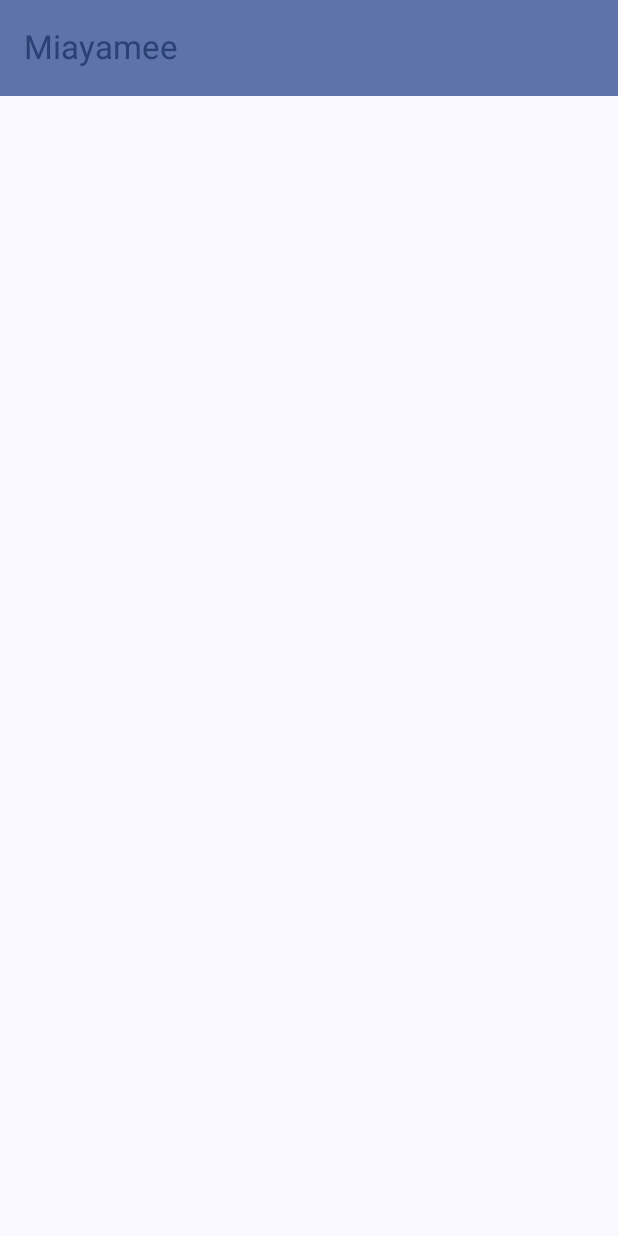
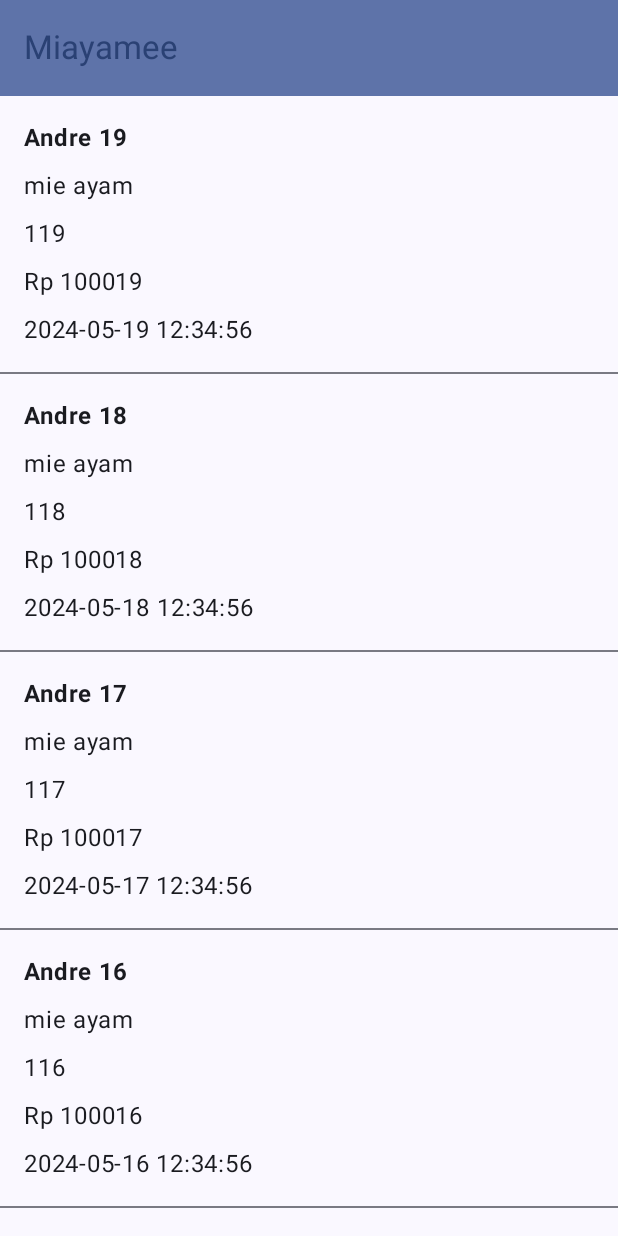
Before and after one commit to Andresolin/Assessment-2-Mobpro, an Android app built with Jetpack Compose: the composable MainScreen shown on its own in the app's theme, on a phone screen of 412 x 824 dp. Run offline under Robolectric (Android 15) with nearby library versions, the phone set to English and light mode, and no system bars; 1 statement that could not run was skipped.

```diff
--- a/app/src/main/java/org/d3if3002/miniproject2/model/Pemesanan.kt
+++ b/app/src/main/java/org/d3if3002/miniproject2/model/Pemesanan.kt
@@ -6,5 +6,6 @@ data class Pemesanan(
     val pesanan: String,
     val jumlah: String,
     val pembayaran: String,
+    val total: String,
     val tanggal: String
 )
--- a/app/src/main/java/org/d3if3002/miniproject2/ui/Screen/MainScreen.kt
+++ b/app/src/main/java/org/d3if3002/miniproject2/ui/Screen/MainScreen.kt
@@ -1,10 +1,16 @@
 package org.d3if3002.miniproject2.ui.Screen
 
 import android.content.res.Configuration
+import androidx.compose.foundation.layout.Arrangement
 import androidx.compose.foundation.layout.Column
 import androidx.compose.foundation.layout.fillMaxSize
+import androidx.compose.foundation.layout.fillMaxWidth
 import androidx.compose.foundation.layout.padding
+import androidx.compose.foundation.lazy.LazyColumn
+import androidx.compose.foundation.lazy.items
+import androidx.compose.material3.Divider
 import androidx.compose.material3.ExperimentalMaterial3Api
+import androidx.compose.material3.ListItem
 import androidx.compose.material3.MaterialTheme
 import androidx.compose.material3.Scaffold
 import androidx.compose.material3.Text
@@ -13,40 +19,80 @@ import androidx.compose.material3.TopAppBarDefaults
 import androidx.compose.runtime.Composable
 import androidx.compose.ui.Modifier
 import androidx.compose.ui.res.stringResource
+import androidx.compose.ui.text.font.FontWeight
+import androidx.compose.ui.text.style.TextOverflow
 import androidx.compose.ui.tooling.preview.Preview
 import androidx.compose.ui.unit.dp
+import androidx.lifecycle.viewmodel.compose.viewModel
 import org.d3if3002.miniproject2.R
+import org.d3if3002.miniproject2.model.Pemesanan
 
 @OptIn(ExperimentalMaterial3Api::class)
 @Composable
 fun MainScreen() {
     Scaffold(
         topBar = {
-            TopAppBar(title = {
-                Text(text = stringResource(id = R.string.app_name))
-            },
+            TopAppBar(
+                title = { Text(text = stringResource(id = R.string.app_name)) },
                 colors = TopAppBarDefaults.mediumTopAppBarColors(
                     containerColor = MaterialTheme.colorScheme.primaryContainer,
                     titleContentColor = MaterialTheme.colorScheme.primary
                 )
             )
         }
-    ) {padding ->
+    ) { padding ->
         ScreenContent(Modifier.padding(padding))
     }
 }
 
+@Composable
+fun ScreenContent(modifier: Modifier) {
+
+        val viewModel: MainViewModel = viewModel()
+        val data = viewModel.data
+
+        LazyColumn(
+            modifier = modifier.fillMaxSize()
+        ) {
+            items(data) { pemesanan ->
+                ListItem(pemesanan = pemesanan)
+                Divider()
+        }
+    }
+}
 
 @Composable
-fun ScreenContent(modifier: Modifier) {
+fun ListItem(pemesanan: Pemesanan) {
     Column(
-        modifier = modifier
-            .fillMaxSize()
-            .padding(16.dp)
+        modifier = Modifier.fillMaxWidth().padding(16.dp),
+        verticalArrangement = Arrangement.spacedBy(8.dp)
     ) {
+        Text(
+            text = pemesanan.nama,
+            maxLines = 1,
+            overflow = TextOverflow.Ellipsis,
+            fontWeight = FontWeight.Bold
+        )
+        Text(
+            text = pemesanan.pesanan,
+            maxLines = 1,
+            overflow = TextOverflow.Ellipsis,
+        )
+        Text(
+            text = pemesanan.jumlah,
+            maxLines = 1,
+            overflow = TextOverflow.Ellipsis,
+        )
 
+        Text(
+            text = pemesanan.pembayaran,
+            maxLines = 1,
+            overflow = TextOverflow.Ellipsis,
+        )
+        Text(text = pemesanan.tanggal)
     }
 }
+
 
 @Preview(showBackground = true)
 @Preview(uiMode = Configuration.UI_MODE_NIGHT_YES, showBackground = true)
--- a/app/src/main/java/org/d3if3002/miniproject2/ui/Screen/MainViewModel.kt
+++ b/app/src/main/java/org/d3if3002/miniproject2/ui/Screen/MainViewModel.kt
@@ -3,19 +3,20 @@ package org.d3if3002.miniproject2.ui.Screen
 import androidx.lifecycle.ViewModel
 import org.d3if3002.miniproject2.model.Pemesanan
 
-class MainViewMode : ViewModel() {
+class MainViewModel : ViewModel() {
 
     val data = getDataDummy()
 
     private fun getDataDummy(): List<Pemesanan> {
         val data = mutableListOf<Pemesanan>()
-        for (i in 29 downTo 20){
+        for (i in 19 downTo 10){
             data.add(
                 Pemesanan(
                     i.toLong(),
-                    "Andre S$i",
+                    "Andre $i",
                     "mie ayam",
                     "1$i",
+                    "Rp 1000$i",
                     "cash",
                     "2024-05-$i 12:34:56"
                 )
```
